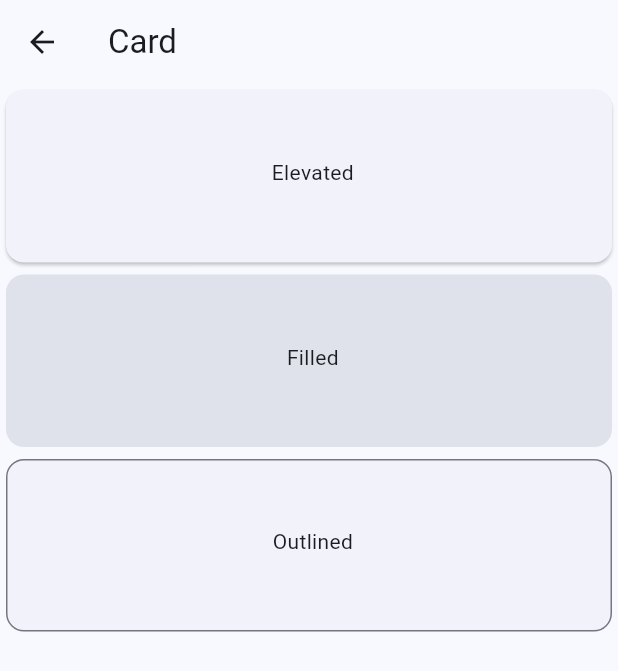
After one commit to rifquramandhita/Flutter-Explorer, a Flutter app: the screen it shows after launch, after a tap on "Card", on a phone screen of 412 x 824 dp. The commit adds this screen. Shown: the top 671 px of the screen. Run offline on Flutter 3.47's test engine with Material 3 defaults, Android fonts, the phone set to English and light mode, and no system bars; our stand-ins replace wave; missing offline and left inert: onboarding.

Commit message:
feat: add material3-card

```diff
--- /dev/null
+++ b/simple_material3/lib/card/card_screen.dart
@@ -0,0 +1,54 @@
+import 'package:flutter/material.dart';
+
+class CardScreen extends StatelessWidget {
+  const CardScreen({super.key});
+
+  @override
+  Widget build(BuildContext context) {
+    return Scaffold(
+      appBar: AppBar(
+        title: Text("Card"),
+      ),
+      body: Column(
+        children: [
+          Card(
+            child: Container(
+              padding: const EdgeInsets.fromLTRB(10, 5, 5, 10),
+              child: SizedBox(
+                  width: double.maxFinite,
+                  height: 100,
+                  child: Center(child: Text('Elevated'))),
+            ),
+          ),
+          Card(
+            color: Theme.of(context).colorScheme.surfaceVariant,
+            elevation: 0,
+            child: Container(
+              padding: const EdgeInsets.fromLTRB(10, 5, 5, 10),
+              child: SizedBox(
+                  width: double.maxFinite,
+                  height: 100,
+                  child: Center(child: Text('Filled'))),
+            ),
+          ),
+          Card(
+            elevation: 0,
+            shape: RoundedRectangleBorder(
+              side: BorderSide(
+                color: Theme.of(context).colorScheme.outline,
+              ),
+              borderRadius: const BorderRadius.all(Radius.circular(12)),
+            ),
+            child: Container(
+              padding: const EdgeInsets.fromLTRB(10, 5, 5, 10),
+              child: SizedBox(
+                  width: double.maxFinite,
+                  height: 100,
+                  child: Center(child: Text('Outlined'))),
+            ),
+          ),
+        ],
+      ),
+    );
+  }
+}
--- a/simple_material3/lib/main.dart
+++ b/simple_material3/lib/main.dart
@@ -1,5 +1,6 @@
 import 'package:flutter/material.dart';
 import 'package:simple_material3/bottom_navbar/bottom_navbar.dart';
+import 'package:simple_material3/card/card_screen.dart';
 import 'package:simple_material3/seach/search_screen.dart';
 import 'package:simple_material3/tab/tab_screen.dart';
 
@@ -56,7 +57,14 @@ class Home extends StatelessWidget {
                           builder: (context) => TabScreen(),
                         ));
                   },
-                  child: Text("Tab"))
+                  child: Text("Tab")),
+              FilledButton(onPressed: () {
+                Navigator.push(
+                    context,
+                    MaterialPageRoute(
+                      builder: (context) => CardScreen(),
+                    ));
+              }, child: Text("Card"))
             ],
           ),
         ),
```
